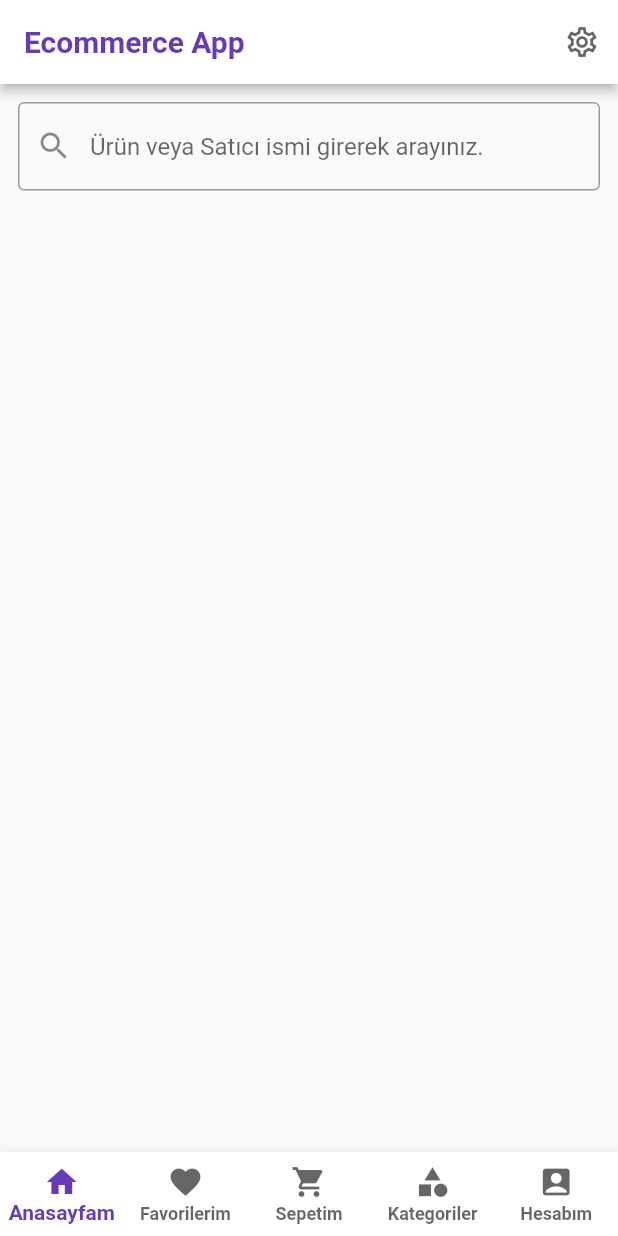
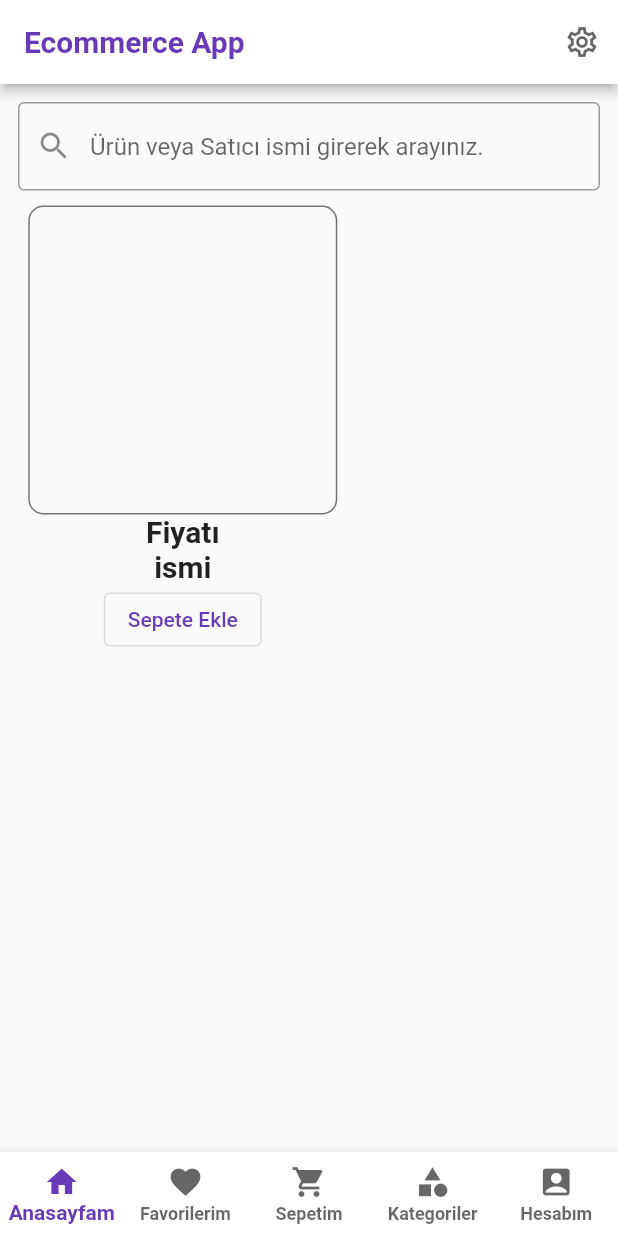
Before and after one commit to oguzunluerler1/idea_ecommerce_app, a Flutter app: the screen it shows after launch, on a phone screen of 412 x 824 dp. Run offline on Flutter 3.47's test engine with Material 2 defaults, Android fonts, the phone set to English and light mode, and no system bars; our stand-ins replace flutter_signin_button.

Commit message:
düzenleme yapıldı

```diff
--- a/lib/main.dart
+++ b/lib/main.dart
@@ -1,6 +1,6 @@
 import 'package:flutter/material.dart';
 
-import 'screens/my_home_page.dart';
+import 'screens/user/my_home_page.dart';
 
 void main() {
   runApp(const MyApp());
@@ -15,6 +15,11 @@ class MyApp extends StatelessWidget {
       title: 'IDEA Ecommerce App',
       debugShowCheckedModeBanner: false,
       theme: ThemeData(
+        elevatedButtonTheme: ElevatedButtonThemeData(
+            style: ElevatedButton.styleFrom(primary: Colors.white,onSurface: Colors.black,onPrimary: Colors.black,textStyle: TextStyle(color: Colors.black))),
+        textTheme: TextTheme(
+          headline6: TextStyle(fontWeight: FontWeight.bold),
+        ),
         inputDecorationTheme:
             InputDecorationTheme(border: OutlineInputBorder()),
         appBarTheme: AppBarTheme(color: Colors.white, elevation: 3),
@@ -24,7 +29,6 @@ class MyApp extends StatelessWidget {
             unselectedItemColor: Colors.black.withOpacity(0.6)),
         primarySwatch: Colors.deepPurple,
         primaryColor: Colors.deepPurple,
-
       ),
       home: MyHomePage(),
     );
--- a/lib/screens/ana_sayfa.dart
+++ /dev/null
@@ -1,52 +0,0 @@
-import 'package:flutter/material.dart';
-
-class AnaSayfa extends StatelessWidget {
-  @override
-  Widget build(BuildContext context) {
-    return Scaffold(
-      appBar: AppBar(
-        title: Text(
-          "Ecommerce App",
-          style:
-              TextStyle(color: Colors.deepPurple, fontWeight: FontWeight.bold),
-        ),
-        actions: [
-          IconButton(
-            onPressed: () {},
-            icon: Icon(
-              Icons.settings_outlined,
-              color: Colors.black.withOpacity(0.6),
-            ),
-          ),
-        ],
-      ),
-      body: Center(
-        child: Padding(
-          padding: const EdgeInsets.all(12.0),
-          child: Column(
-            children: [
-              TextField(
-                decoration: InputDecoration(
-                    prefixIcon: Icon(Icons.search),
-                    hintText: "Ürün veya Satıcı ismi girerek arayınız."),
-              ),
-              /* GridView.extent(
-                shrinkWrap: true,
-                childAspectRatio: 1,
-                maxCrossAxisExtent: 50,
-                scrollDirection: Axis.horizontal,
-                children: [
-                  Container(
-                    height: 50,
-                    width: 50,
-                    color: Colors.amber,
-                  )
-                ],
-              ) */
-            ],
-          ),
-        ),
-      ),
-    );
-  }
-}
--- /dev/null
+++ b/lib/screens/user/ana_sayfa.dart
@@ -0,0 +1,75 @@
+import 'package:flutter/material.dart';
+
+class AnaSayfa extends StatelessWidget {
+  @override
+  Widget build(BuildContext context) {
+    return Scaffold(
+      appBar: AppBar(
+        title: Text(
+          "Ecommerce App",
+          style:
+              TextStyle(color: Colors.deepPurple, fontWeight: FontWeight.bold),
+        ),
+        actions: [
+          IconButton(
+            onPressed: () {},
+            icon: Icon(
+              Icons.settings_outlined,
+              color: Colors.black.withOpacity(0.6),
+            ),
+          ),
+        ],
+      ),
+      body: Padding(
+        padding: const EdgeInsets.all(12.0),
+        child: SingleChildScrollView(
+          child: Column(
+            children: [
+              TextField(
+                decoration: InputDecoration(
+                    prefixIcon: Icon(Icons.search),
+                    hintText: "Ürün veya Satıcı ismi girerek arayınız."),
+              ),
+              SizedBox(
+                height: 10,
+              ),
+              SizedBox(
+                height: MediaQuery.of(context).size.height * 0.4,
+                //width: MediaQuery.of(context).size.height * 0.3,
+                child: GridView.count(
+                  childAspectRatio: 1.5,
+                  mainAxisSpacing: 10,
+                  crossAxisCount: 1,
+                  scrollDirection: Axis.horizontal,
+                  children: [
+                    Column(
+                      mainAxisSize: MainAxisSize.min,
+                      children: [
+                        Container(
+                          width: MediaQuery.of(context).size.height * 0.25,
+                          height: MediaQuery.of(context).size.height * 0.25,
+                          decoration: BoxDecoration(
+                            borderRadius: BorderRadius.circular(10),
+                            border: Border.all(
+                              color: Colors.black54,
+                            ),
+                          ),
+                        ),
+                        Text("Fiyatı",
+                            style: Theme.of(context).textTheme.headline6),
+                        Text("ismi",
+                            style: Theme.of(context).textTheme.headline6),
+                        OutlinedButton(
+                            onPressed: () {}, child: Text("Sepete Ekle"))
+                      ],
+                    ),
+                  ],
+                ),
+              ),
+            ],
+          ),
+        ),
+      ),
+    );
+  }
+}
--- a/pubspec.yaml
+++ b/pubspec.yaml
@@ -29,6 +29,8 @@ environment:
 dependencies:
   flutter:
     sdk: flutter
+#*Authentication ekranındaki buttonları otomatik oluşturabildiğimiz paket. Gayet kullanışlı.
+  flutter_signin_button: ^2.0.0
 
 
   # The following adds the Cupertino Icons font to your application.
```
Also changed, not shown: lib/screens/sign_in.dart (added, +53 -0 lines), lib/screens/user/favoriler.dart (renamed from lib/screens/favoriler.dart), lib/screens/user/hesap.dart (renamed from lib/screens/hesap.dart), lib/screens/user/kategoriler.dart (renamed from lib/screens/kategoriler.dart), lib/screens/user/my_home_page.dart (renamed from lib/screens/my_home_page.dart), lib/screens/user/sepet.dart (renamed from lib/screens/sepet.dart), pubspec.lock.
